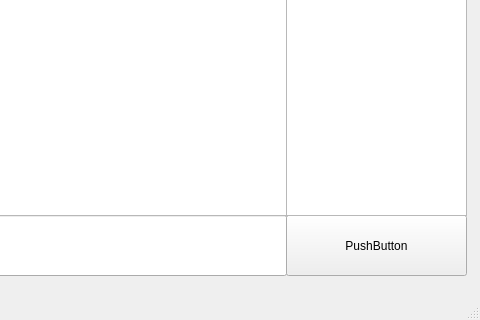
Before: the Qt Designer form mainwindow.ui in PavelT2000/LANChatQt, drawn with Qt 5; both pictures show x 254 to 734 and y 315 to 635 of the 734 by 635 pixel window.
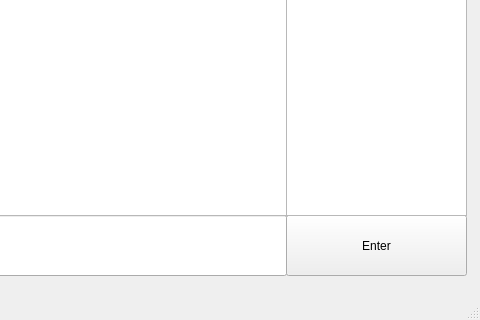
After: the same form once the commit is applied.

Commit message: can send message

Diff of the .ui file:
```diff
--- a/mainwindow.ui
+++ b/mainwindow.ui
@@ -34,7 +34,7 @@
      </rect>
     </property>
     <property name="text">
-     <string>PushButton</string>
+     <string>Enter</string>
     </property>
    </widget>
    <widget class="QListWidget" name="lstPeers">
```
The commit also changes 2 other files.
